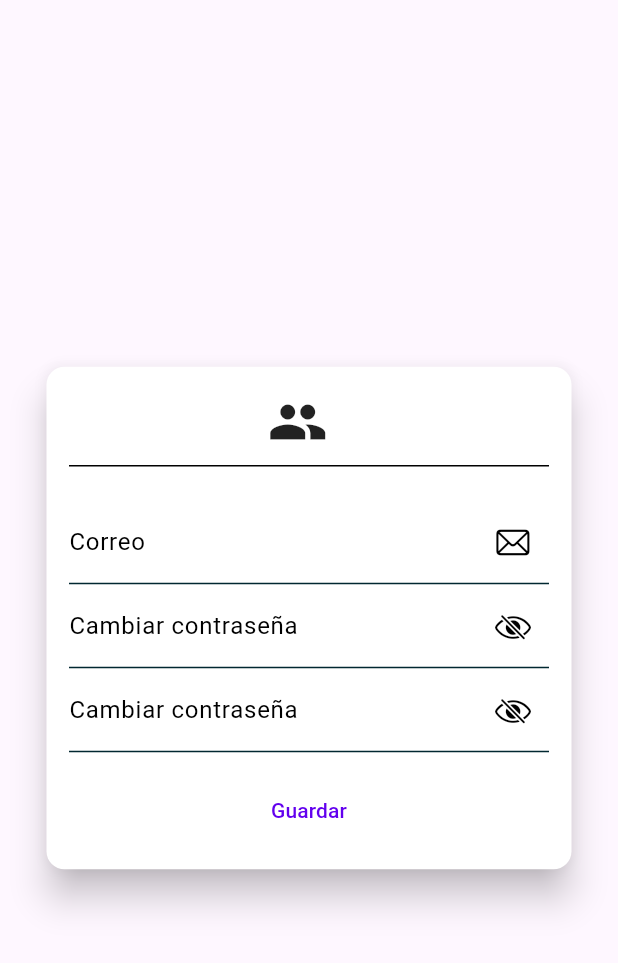
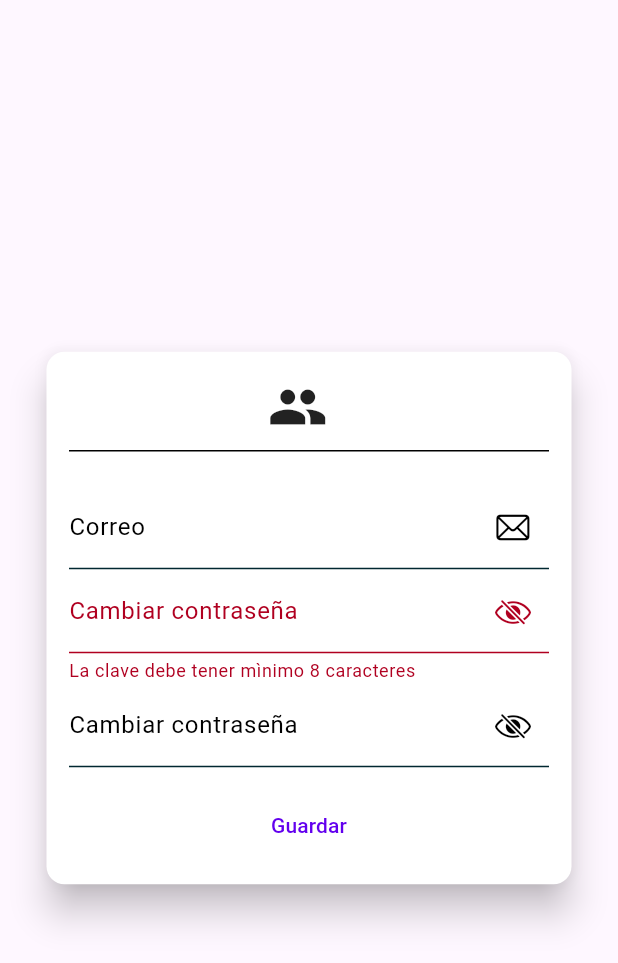
Before and after one commit to SSAD19/tsunamiPrueba, a Flutter app: the PerfilPages widget shown alone on an empty page, opened directly with empty values, after a tap on "Guardar", on a phone screen of 412 x 824 dp. Shown: the top 963 px of the screen. Run offline on Flutter 3.47's test engine with Material 3 defaults, Android fonts, the phone set to English and light mode, and no system bars; our stand-ins replace card_swiper, flutter_secure_storage, lottie; accounts and stored records are empty; network calls fail.

Commit message:
cambio contraseña ok

```diff
--- a/lib/Pages/perfilpage.dart
+++ b/lib/Pages/perfilpage.dart
@@ -6,6 +6,7 @@ import 'package:tsunami_stef/Models/models.dart';
 
 import 'package:tsunami_stef/Providers/provider.dart';
 import 'package:tsunami_stef/Services/services.dart';
+
 
 class PerfilPages extends StatelessWidget {
   PerfilPages({
@@ -30,6 +31,7 @@ class PerfilPages extends StatelessWidget {
                     child: Padding(
                       padding: const EdgeInsets.all(15),
                       child: Form(
+                        key: profileProv.claveKey,
                         child: Column(
                           children: [
                             Row(
@@ -73,6 +75,12 @@ class PerfilPages extends StatelessWidget {
                                         : profileProv.ocultarClave= true;
                                   }),
                                 ),
+                                onChanged: ((value) =>profileProv.clave =value) ,
+                                 validator: (value) {
+                                  return (value!= null && value.length>7)
+                                    ? null
+                                    : 'La clave debe tener mìnimo 8 caracteres';
+                                },
                             ),
 
                             //repetir contraseña:
@@ -91,13 +99,27 @@ class PerfilPages extends StatelessWidget {
                                         : profileProv.ocultarClave= true;
                                   }),
                                 ),
+                                validator: (value) {
+                                   value == profileProv.clave
+                                   ? null
+                                   :  'No coinciden las contraseñas';
+                                   }
                             ),
 
                             const SizedBox(height: 15,),
-                            TextButton(onPressed: (){
+                            TextButton(onPressed: () async {
                               // validaciones
-                              //TODO:  PUT DE MI  USER EN AUTH
+                             if (!profileProv.validarForm()) return;
 
+                             //TODO:  PUT DE MI  USER EN AUTH
+                              final authProv = Provider.of<AuthServices>(context, listen: false);
+                              final restablecer = await authProv.restablecerContrasenia(profileProv.clave);
+
+                              restablecer
+                              ? ScaffoldMessenger.of(context).showSnackBar(
+                                const SnackBar(content: Text('Contraseña reestablecida')))
+                              :    ScaffoldMessenger.of(context).showSnackBar(
+                                const SnackBar(content: Text('No se pudo reestablecer la contraseña')));
                             },
                             child: Text('Guardar'))
                           ],
--- a/lib/Providers/profile_provider.dart
+++ b/lib/Providers/profile_provider.dart
@@ -1,8 +1,10 @@
+import 'dart:collection';
+
 import 'package:tsunami_stef/Models/models.dart';
 
 class ProfileProvider with ChangeNotifier {
 
-  bool _ocultarClave = true ;
+bool _ocultarClave = true ;
 
  bool get ocultarClave => _ocultarClave;
 
@@ -12,5 +14,15 @@ class ProfileProvider with ChangeNotifier {
     notifyListeners();
   }
 
+String clave= '';
+
+
+
+  GlobalKey<FormState> claveKey= GlobalKey<FormState>();
+  //validacion
+  bool validarForm(){
+    notifyListeners();
+    return claveKey.currentState?.validate() ?? false;
+  }
 
 }
--- a/lib/Screen/home.dart
+++ b/lib/Screen/home.dart
@@ -99,6 +99,7 @@ class HomeScreen extends StatelessWidget {
                   authProv.logOut();
                   textProv.textos = [];
                   Navigator.pushReplacementNamed(context, 'inicio');
+                  page.pagina = const HomePage();
 
                   },
                  ),
```
Also changed, not shown: lib/Services/auth_services.dart (+31 -0 lines).
